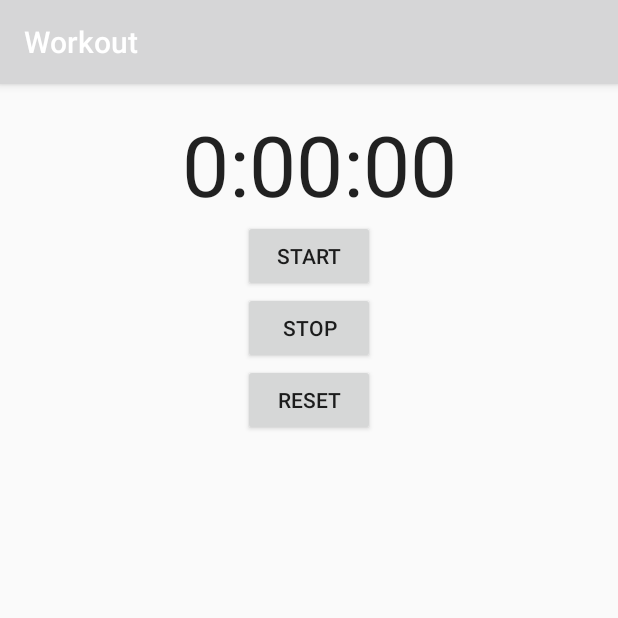
After one commit to Medina1402/Desarrollo-de-Aplicaciones-Moviles, an Android app: the StopwatchFragment screen opened directly, with no data from a screen before it, on a phone screen of 412 x 824 dp, the top half of it. The commit adds this screen. Run offline under Robolectric (Android 15) with nearby library versions, the phone set to English and light mode, and no system bars.

Commit message:
Workout + Clock Fragment, Done

```diff
--- a/Workout/app/src/main/AndroidManifest.xml
+++ b/Workout/app/src/main/AndroidManifest.xml
@@ -11,10 +11,12 @@
         android:supportsRtl="true"
         android:theme="@style/AppTheme"
         tools:ignore="AllowBackup">
-        <activity android:name=".DetailActivity"/>
+        <activity android:name=".TempActivity"/>
+        <activity android:name=".DetailActivity" />
         <activity android:name=".MainActivity">
             <intent-filter>
                 <action android:name="android.intent.action.MAIN" />
+
                 <category android:name="android.intent.category.LAUNCHER" />
             </intent-filter>
         </activity>
--- a/Workout/app/src/main/java/com/uabc/amc/workout/DetailActivity.kt
+++ b/Workout/app/src/main/java/com/uabc/amc/workout/DetailActivity.kt
@@ -10,10 +10,10 @@ class DetailActivity : AppCompatActivity() {
 
     override fun onCreate(savedInstanceState: Bundle?) {
         super.onCreate(savedInstanceState)
-        setContentView(R.layout.activity_main)
+        setContentView(R.layout.activity_detail)
 
         val frag = supportFragmentManager.findFragmentById(R.id.detail_frag) as WorkoutDetailFragment
         val workoutId = intent.extras?.get(EXTRA_WORKOUT_ID) as Int
-        frag.setWorkout(workoutId * 1L)
+        frag.setWorkout(workoutId.toLong())
     }
 }
--- /dev/null
+++ b/Workout/app/src/main/java/com/uabc/amc/workout/StopwatchFragment.kt
@@ -0,0 +1,102 @@
+package com.uabc.amc.workout
+
+import android.os.Bundle
+import android.os.Handler
+import android.support.v4.app.Fragment
+import android.view.LayoutInflater
+import android.view.View
+import android.view.ViewGroup
+import android.widget.Button
+import android.widget.TextView
+import java.util.*
+
+class StopwatchFragment : Fragment(), View.OnClickListener {
+    private var seconds = 0;
+    private var running: Boolean = false
+    private var wasRunning: Boolean = false
+
+    override fun onCreate(savedInstanceState: Bundle?) {
+        super.onCreate(savedInstanceState)
+
+        if(savedInstanceState != null) {
+            seconds = savedInstanceState.getInt("seconds")
+            running = savedInstanceState.getBoolean("running")
+            wasRunning = savedInstanceState.getBoolean("wasRunning")
+        }
+    }
+
+    override fun onCreateView(
+        inflater: LayoutInflater,
+        container: ViewGroup?,
+        savedInstanceState: Bundle?
+    ): View? {
+        val layout = inflater.inflate(R.layout.fragment_stopwatch, container, false)
+        runTimer(layout)
+
+        layout.findViewById<Button>(R.id.start_button).setOnClickListener(this)
+        layout.findViewById<Button>(R.id.stop_button).setOnClickListener(this)
+        layout.findViewById<Button>(R.id.reset_button).setOnClickListener(this)
+
+        return layout
+    }
+
+    override fun onSaveInstanceState(outState: Bundle) {
+        outState.putInt("seconds", seconds)
+        outState.putBoolean("running", running)
+        outState.putBoolean("wasRunning", wasRunning)
+    }
+
+    private fun runTimer(view: View?) {
+        val textView = view?.findViewById<TextView>(R.id.time_view)
+        val handler = Handler()
+
+        handler.post(object: Runnable {
+            override fun run() {
+                val hours = seconds / 3600
+                val minutes = (seconds % 3600) / 60
+                val secs = seconds % 60
+
+                textView?.text = String.format(
+                    Locale.getDefault(),
+                    "%2d:%02d:%02d",
+                    hours, minutes, secs
+                )
+
+                if(running) seconds++
+                handler.postDelayed(this, 1000)
+            }
+        })
+    }
+
+    override fun onClick(p0: View?) {
+        when(p0?.id) {
+            R.id.start_button -> onClickStart()
+            R.id.stop_button -> onClickStop()
+            R.id.reset_button -> onClickReset()
+        }
+    }
+
+    private fun onClickReset() {
+        running = false
+        seconds = 0
+    }
+
+    private fun onClickStop() {
+        running = false
+    }
+
+    private fun onClickStart() {
+        running = true
+    }
+
+    override fun onPause() {
+        super.onPause()
+        wasRunning = running
+        running = false
+    }
+
+    override fun onResume() {
+        super.onResume()
+        if(wasRunning) running = true
+    }
+}
--- /dev/null
+++ b/Workout/app/src/main/java/com/uabc/amc/workout/TempActivity.kt
@@ -0,0 +1,22 @@
+package com.uabc.amc.workout
+
+import android.support.v7.app.AppCompatActivity
+import android.os.Bundle
+import android.support.v4.app.FragmentTransaction
+
+class TempActivity : AppCompatActivity() {
+    override fun onCreate(savedInstanceState: Bundle?) {
+        super.onCreate(savedInstanceState)
+        setContentView(R.layout.activity_temp)
+
+        if(savedInstanceState == null) {
+            val stopwatch = StopwatchFragment()
+            val ft = supportFragmentManager.beginTransaction()
+            ft.add(R.id.stopwatch_container, stopwatch)
+            ft.addToBackStack(null)
+            ft.setTransition(FragmentTransaction.TRANSIT_FRAGMENT_FADE)
+            ft.commit()
+        }
+
+    }
+}
--- a/Workout/app/src/main/java/com/uabc/amc/workout/WorkoutListFragment.kt
+++ b/Workout/app/src/main/java/com/uabc/amc/workout/WorkoutListFragment.kt
@@ -23,7 +23,7 @@ class WorkoutListFragment: ListFragment() {
     ): View? {
 
         val names: Array<String> = Workouts.map { T -> T.getName() }.toTypedArray()
-        this.listAdapter = ArrayAdapter(inflater.context, android.R.layout.simple_list_item_1, names)
+        listAdapter = ArrayAdapter(inflater.context, android.R.layout.simple_list_item_1, names)
 
         return super.onCreateView(inflater, container, savedInstanceState)
     }
--- a/Workout/app/src/main/res/layout/activity_main.xml
+++ b/Workout/app/src/main/res/layout/activity_main.xml
@@ -5,5 +5,4 @@
     xmlns:tools="http://schemas.android.com/tools"
     android:layout_width="match_parent"
     android:layout_height="match_parent"
-    tools:context=".MainActivity"
-    tools:ignore="MissingId" />
+    tools:context=".MainActivity" />
--- /dev/null
+++ b/Workout/app/src/main/res/layout/activity_temp.xml
@@ -0,0 +1,6 @@
+<?xml version="1.0" encoding="utf-8"?>
+<FrameLayout
+    xmlns:android="http://schemas.android.com/apk/res/android"
+    android:id="@+id/stopwatch_container"
+    android:layout_width="match_parent"
+    android:layout_height="match_parent"/>
--- /dev/null
+++ b/Workout/app/src/main/res/layout/fragment_stopwatch.xml
@@ -0,0 +1,39 @@
+<?xml version="1.0" encoding="utf-8"?>
+<LinearLayout
+    xmlns:android="http://schemas.android.com/apk/res/android"
+    android:layout_width="match_parent"
+    android:layout_height="match_parent"
+    android:padding="16dp"
+    android:orientation="vertical">
+
+    <TextView
+        android:id="@+id/time_view"
+        android:layout_width="wrap_content"
+        android:layout_height="wrap_content"
+        android:layout_gravity="center_horizontal"
+        android:textAppearance="@style/TextAppearance.AppCompat.Large"
+        android:textSize="56sp"/>
+
+    <Button
+        android:id="@+id/start_button"
+        android:layout_width="wrap_content"
+        android:layout_height="wrap_content"
+        android:layout_gravity="center_horizontal"
+        android:text="@string/start"/>
+
+    <Button
+        android:id="@+id/stop_button"
+        android:layout_width="wrap_content"
+        android:layout_height="wrap_content"
+        android:layout_gravity="center_horizontal"
+        android:text="@string/stop"/>
+
+    <Button
+        android:id="@+id/reset_button"
+        android:layout_width="wrap_content"
+        android:layout_height="wrap_content"
+        android:layout_gravity="center_horizontal"
+        android:text="@string/reset"/>
+
+
+</LinearLayout>
--- a/Workout/app/src/main/res/values/strings.xml
+++ b/Workout/app/src/main/res/values/strings.xml
@@ -1,8 +1,10 @@
 <resources>
     <string name="app_name">Workout</string>
-    <!-- TODO: Remove or change this placeholder text -->
-    <string name="hello_blank_fragment">Hello blank fragment</string>
 
     <string name="workout_title">Title</string>
     <string name="workout_description">Description</string>
+
+    <string name="start">Start</string>
+    <string name="stop">Stop</string>
+    <string name="reset">Reset</string>
 </resources>
```
Also changed, not shown: Workout/app/src/main/java/com/uabc/amc/workout/WorkoutDetailFragment.kt (+10 -2 lines), Workout/app/src/main/res/layout/fragment_workout_detail.xml (+7 -4 lines).
